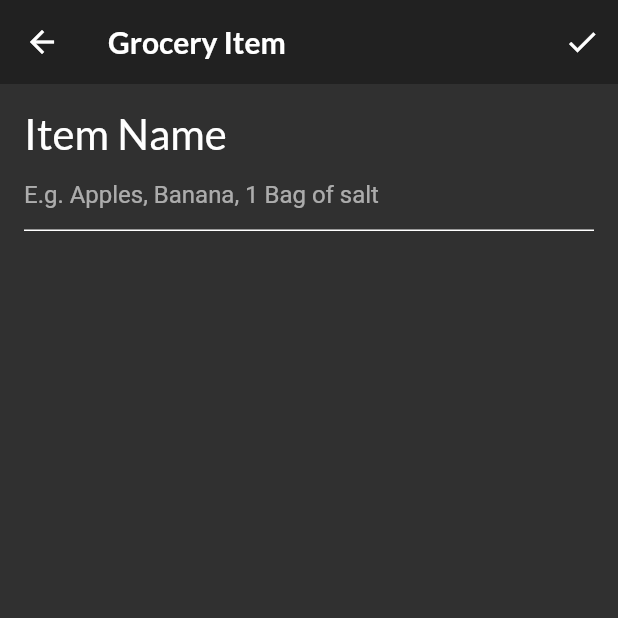
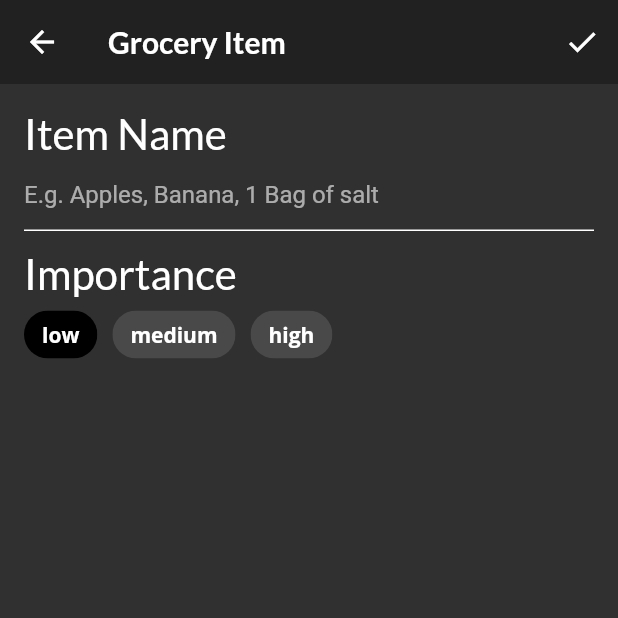
Before and after one commit to Kvaara/flutter_fooderlich_app, a Flutter app: the screen it shows after launch, item 3 of the bottom bar chosen, after a tap on the "add" icon, on a phone screen of 412 x 824 dp, the top half of it. Run offline on Flutter 3.47's test engine with Material 2 defaults, Android fonts, the phone set to English and light mode, and no system bars; our stand-ins replace google_fonts.

Commit message:
Implemented a buildImportanceField method, which returns a Column with three ChoiceChip widgets inside a Wrap Widget. Users can use these ChoiceChips to select the importance level of an item.

```diff
--- a/lib/screens/grocery_item_screen.dart
+++ b/lib/screens/grocery_item_screen.dart
@@ -85,6 +85,8 @@ class _GroceryItemScreenState extends State<GroceryItemScreen> {
         child: ListView(
           children: [
             buildNameField(),
+            const SizedBox(height: 11.0),
+            buildImportanceField(),
           ],
         ),
       ),
@@ -118,4 +120,61 @@ class _GroceryItemScreenState extends State<GroceryItemScreen> {
       ],
     );
   }
+
+  Widget buildImportanceField() {
+    // 1
+    return Column(
+      crossAxisAlignment: CrossAxisAlignment.start,
+      children: [
+        // 2
+        Text(
+          'Importance',
+          style: GoogleFonts.lato(fontSize: 28.0),
+        ),
+        // 3
+        Wrap(
+          spacing: 10.0,
+          children: [
+            // 4
+            ChoiceChip(
+              // 5
+              selectedColor: Colors.black,
+              // 6
+              selected: _importance == Importance.low,
+              label: const Text(
+                'low',
+                style: TextStyle(color: Colors.white),
+              ),
+              // 7
+              onSelected: (selected) {
+                setState(() => _importance = Importance.low);
+              },
+            ),
+            ChoiceChip(
+              selectedColor: Colors.black,
+              selected: _importance == Importance.medium,
+              label: const Text(
+                'medium',
+                style: TextStyle(color: Colors.white),
+              ),
+              onSelected: (selected) {
+                setState(() => _importance = Importance.medium);
+              },
+            ),
+            ChoiceChip(
+              selectedColor: Colors.black,
+              selected: _importance == Importance.high,
+              label: const Text(
+                'high',
+                style: TextStyle(color: Colors.white),
+              ),
+              onSelected: (selected) {
+                setState(() => _importance = Importance.high);
+              },
+            ),
+          ],
+        )
+      ],
+    );
+  }
 }
```
